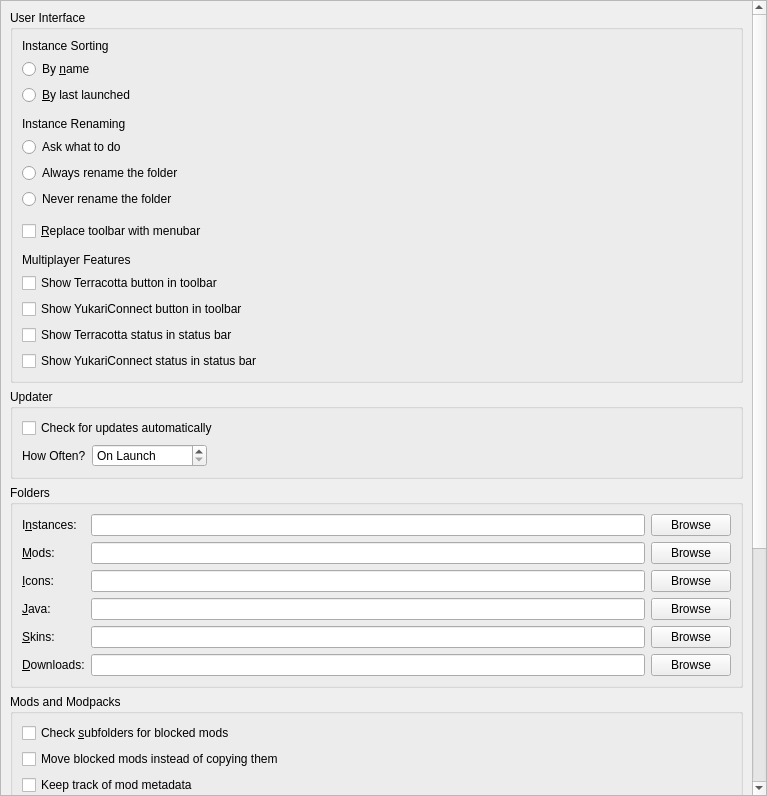
Qt form launcher/ui/pages/global/LauncherPage.ui (AndreaFrederica/LunaLauncher) before a commit.
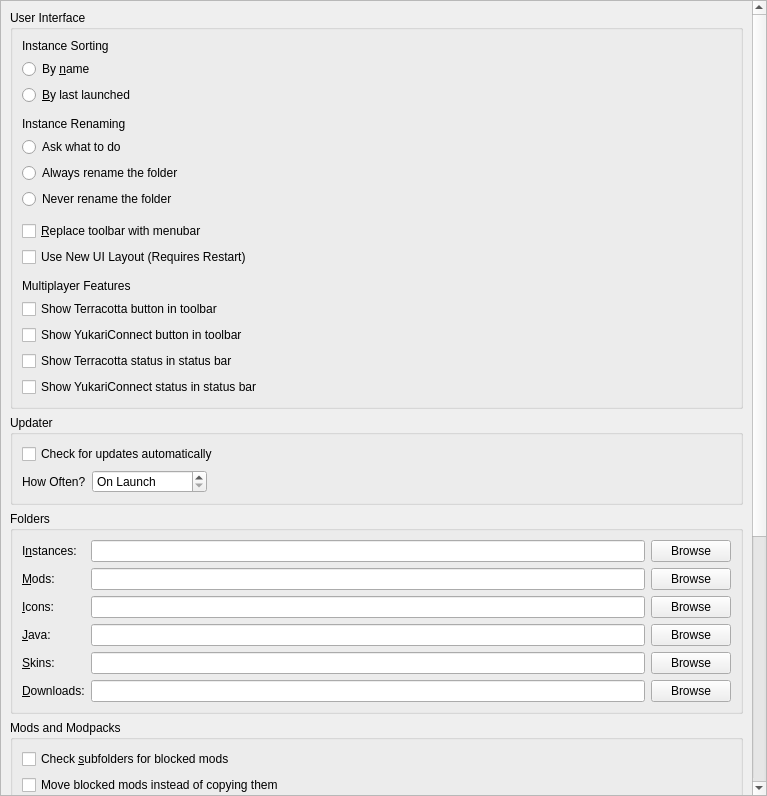
The same form after that commit.

Commit message:
feat(ui): 添加实验性三列新UI布局选项
添加新的用户界面布局选项，支持三列实验性布局。包含以下主要变更：
1. 在全局设置页面添加"使用新UI布局"复选框选项
2. 实现新的UserHeaderWidget组件用于显示用户头像和菜单
3. 添加setupNewLayout和setupOldLayout方法处理不同布局切换
4. 修改MainWindow初始化逻辑以支持新布局
5. 更新CMakeLists.txt添加新组件文件

新布局将主工具栏垂直放置于左侧，实例工具栏垂直放置于右侧，形成三列布局结构。此变更需要重启应用才能生效。

Patch:
```diff
--- a/launcher/ui/pages/global/LauncherPage.ui
+++ b/launcher/ui/pages/global/LauncherPage.ui
@@ -162,6 +162,16 @@
             </property>
            </widget>
           </item>
+          <item>
+           <widget class="QCheckBox" name="useNewUICheckBox">
+           <property name="toolTip">
+             <string>Enable the new experimental 3-column UI layout.</string>
+             </property>
+             <property name="text">
+             <string>Use New UI Layout (Requires Restart)</string>
+             </property>
+             </widget>
+             </item>
           <item>
            <spacer name="verticalSpacer_3">
             <property name="orientation">
```
The commit also changes 7 other files.
